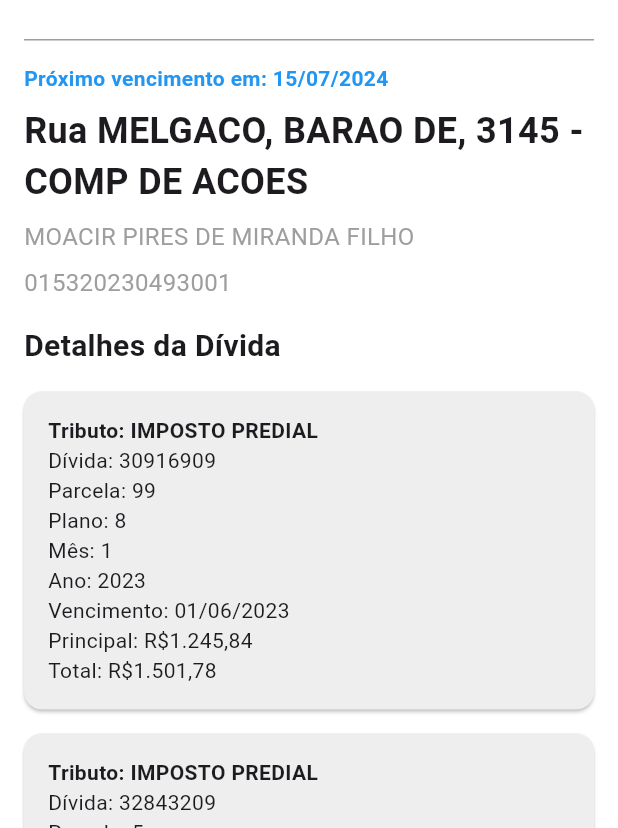
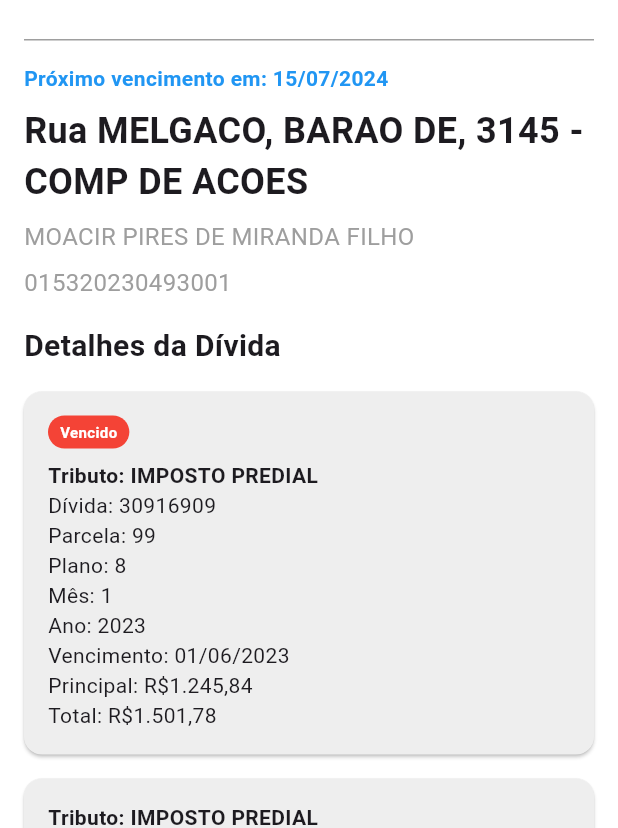
Before and after one commit to GuilhermeBrun/imovelhub, a Flutter app: the screen it shows once a user with an empty profile is signed in, after a tap on "Mais detalhes", on a phone screen of 412 x 824 dp, the part 408-1236 px from its top. Run offline on Flutter 3.47's test engine with Material 3 defaults, Android fonts, the phone set to English and light mode, and no system bars; our stand-ins replace firebase_auth, firebase_core, get; accounts and stored records are empty.

Commit message:
adicionado status de vencimento

```diff
--- a/lib/pages/property_details/property_details_page.dart
+++ b/lib/pages/property_details/property_details_page.dart
@@ -172,6 +172,30 @@ class PropertyDetailsPageState extends State<PropertyDetailsPage> {
                         child: Column(
                           crossAxisAlignment: CrossAxisAlignment.start,
                           children: [
+                            detail.vencido
+                                ? Positioned(
+                                    top: 10,
+                                    child: Container(
+                                      decoration: BoxDecoration(
+                                        borderRadius:
+                                            BorderRadius.circular(12.0),
+                                        color: Colors.red,
+                                      ),
+                                      padding: const EdgeInsets.symmetric(
+                                          horizontal: 8.0, vertical: 4.0),
+                                      margin:
+                                          const EdgeInsets.only(bottom: 8.0),
+                                      child: const Text(
+                                        'Vencido',
+                                        style: TextStyle(
+                                          color: Colors.white,
+                                          fontWeight: FontWeight.bold,
+                                          fontSize: 10,
+                                        ),
+                                      ),
+                                    ),
+                                  )
+                                : const SizedBox.shrink(),
                             Text('Tributo: ${detail.tributo}',
                                 style: const TextStyle(
                                     fontWeight: FontWeight.bold)),
```
Also changed, not shown: 1 other file.
